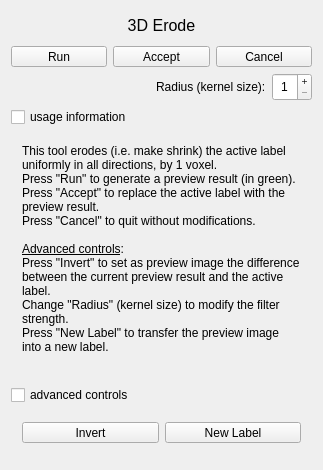
MITK/MITK, file Modules/SegmentationUI/Qmitk/QmitkErodeTool3DGUIControls.ui: the form before one commit.
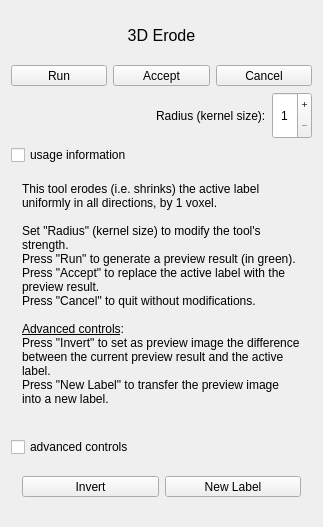
The form after the commit. Icons and pictures are not drawn.

Diff of the .ui file:
```diff
--- a/Modules/SegmentationUI/Qmitk/QmitkErodeTool3DGUIControls.ui
+++ b/Modules/SegmentationUI/Qmitk/QmitkErodeTool3DGUIControls.ui
@@ -7,7 +7,7 @@
     <x>0</x>
     <y>0</y>
     <width>323</width>
-    <height>470</height>
+    <height>527</height>
    </rect>
   </property>
   <property name="sizePolicy">
@@ -267,14 +267,15 @@
 &lt;html&gt;&lt;head&gt;&lt;meta name=&quot;qrichtext&quot; content=&quot;1&quot; /&gt;&lt;style type=&quot;text/css&quot;&gt;
 p, li { white-space: pre-wrap; }
 &lt;/style&gt;&lt;/head&gt;&lt;body style=&quot; font-family:'MS Shell Dlg 2'; font-size:8pt; font-weight:400; font-style:normal;&quot;&gt;
-&lt;p style=&quot; margin-top:0px; margin-bottom:0px; margin-left:0px; margin-right:0px; -qt-block-indent:0; text-indent:0px;&quot;&gt;&lt;span style=&quot; font-family:'Sans'; font-size:9pt;&quot;&gt;This tool erodes (i.e. make shrink) the active label uniformly in all directions, by 1 voxel.&lt;/span&gt;&lt;span style=&quot; font-size:9pt;&quot;&gt; &lt;/span&gt;&lt;/p&gt;
+&lt;p style=&quot; margin-top:0px; margin-bottom:0px; margin-left:0px; margin-right:0px; -qt-block-indent:0; text-indent:0px;&quot;&gt;&lt;span style=&quot; font-family:'Sans'; font-size:9pt;&quot;&gt;This tool erodes (i.e. shrinks) the active label uniformly in all directions, by 1 voxel.&lt;/span&gt;&lt;span style=&quot; font-size:9pt;&quot;&gt; &lt;/span&gt;&lt;/p&gt;
+&lt;p style=&quot;-qt-paragraph-type:empty; margin-top:0px; margin-bottom:0px; margin-left:0px; margin-right:0px; -qt-block-indent:0; text-indent:0px; font-size:9pt;&quot;&gt;&lt;br /&gt;&lt;/p&gt;
+&lt;p style=&quot; margin-top:0px; margin-bottom:0px; margin-left:0px; margin-right:0px; -qt-block-indent:0; text-indent:0px;&quot;&gt;&lt;span style=&quot; font-family:'Sans'; font-size:9pt;&quot;&gt;Set &amp;quot;Radius&amp;quot; (kernel size) to modify the tool's strength.&lt;/span&gt;&lt;/p&gt;
 &lt;p style=&quot; margin-top:0px; margin-bottom:0px; margin-left:0px; margin-right:0px; -qt-block-indent:0; text-indent:0px;&quot;&gt;&lt;span style=&quot; font-family:'Sans'; font-size:9pt;&quot;&gt;Press &amp;quot;Run&amp;quot; to generate a preview result (in green).&lt;/span&gt;&lt;/p&gt;
 &lt;p style=&quot; margin-top:0px; margin-bottom:0px; margin-left:0px; margin-right:0px; -qt-block-indent:0; text-indent:0px;&quot;&gt;&lt;span style=&quot; font-family:'Sans'; font-size:9pt;&quot;&gt;Press &amp;quot;Accept&amp;quot; to replace the active label with the preview result.&lt;/span&gt;&lt;/p&gt;
 &lt;p style=&quot; margin-top:0px; margin-bottom:0px; margin-left:0px; margin-right:0px; -qt-block-indent:0; text-indent:0px;&quot;&gt;&lt;span style=&quot; font-family:'Sans'; font-size:9pt;&quot;&gt;Press &amp;quot;Cancel&amp;quot; to quit without modifications.&lt;/span&gt;&lt;/p&gt;
 &lt;p style=&quot;-qt-paragraph-type:empty; margin-top:0px; margin-bottom:0px; margin-left:0px; margin-right:0px; -qt-block-indent:0; text-indent:0px; font-family:'Sans'; font-size:9pt;&quot;&gt;&lt;br /&gt;&lt;/p&gt;
 &lt;p style=&quot; margin-top:0px; margin-bottom:0px; margin-left:0px; margin-right:0px; -qt-block-indent:0; text-indent:0px;&quot;&gt;&lt;span style=&quot; font-family:'Sans'; font-size:9pt; text-decoration: underline;&quot;&gt;Advanced controls&lt;/span&gt;&lt;span style=&quot; font-family:'Sans'; font-size:9pt;&quot;&gt;: &lt;/span&gt;&lt;/p&gt;
 &lt;p style=&quot; margin-top:0px; margin-bottom:0px; margin-left:0px; margin-right:0px; -qt-block-indent:0; text-indent:0px;&quot;&gt;&lt;span style=&quot; font-family:'Sans'; font-size:9pt;&quot;&gt;Press &amp;quot;Invert&amp;quot; to set as preview image the difference between the current preview result and the active label.&lt;/span&gt;&lt;/p&gt;
-&lt;p style=&quot; margin-top:0px; margin-bottom:0px; margin-left:0px; margin-right:0px; -qt-block-indent:0; text-indent:0px;&quot;&gt;&lt;span style=&quot; font-family:'Sans'; font-size:9pt;&quot;&gt;Change &amp;quot;Radius&amp;quot; (kernel size) to modify the filter strength.&lt;/span&gt;&lt;/p&gt;
 &lt;p style=&quot; margin-top:0px; margin-bottom:0px; margin-left:0px; margin-right:0px; -qt-block-indent:0; text-indent:0px;&quot;&gt;&lt;span style=&quot; font-family:'Sans'; font-size:9pt;&quot;&gt;Press &amp;quot;New Label&amp;quot; to transfer the preview image into a new label.&lt;/span&gt;&lt;/p&gt;
 &lt;p style=&quot;-qt-paragraph-type:empty; margin-top:0px; margin-bottom:0px; margin-left:0px; margin-right:0px; -qt-block-indent:0; text-indent:0px; font-size:9pt;&quot;&gt;&lt;br /&gt;&lt;/p&gt;&lt;/body&gt;&lt;/html&gt;</string>
         </property>
```
